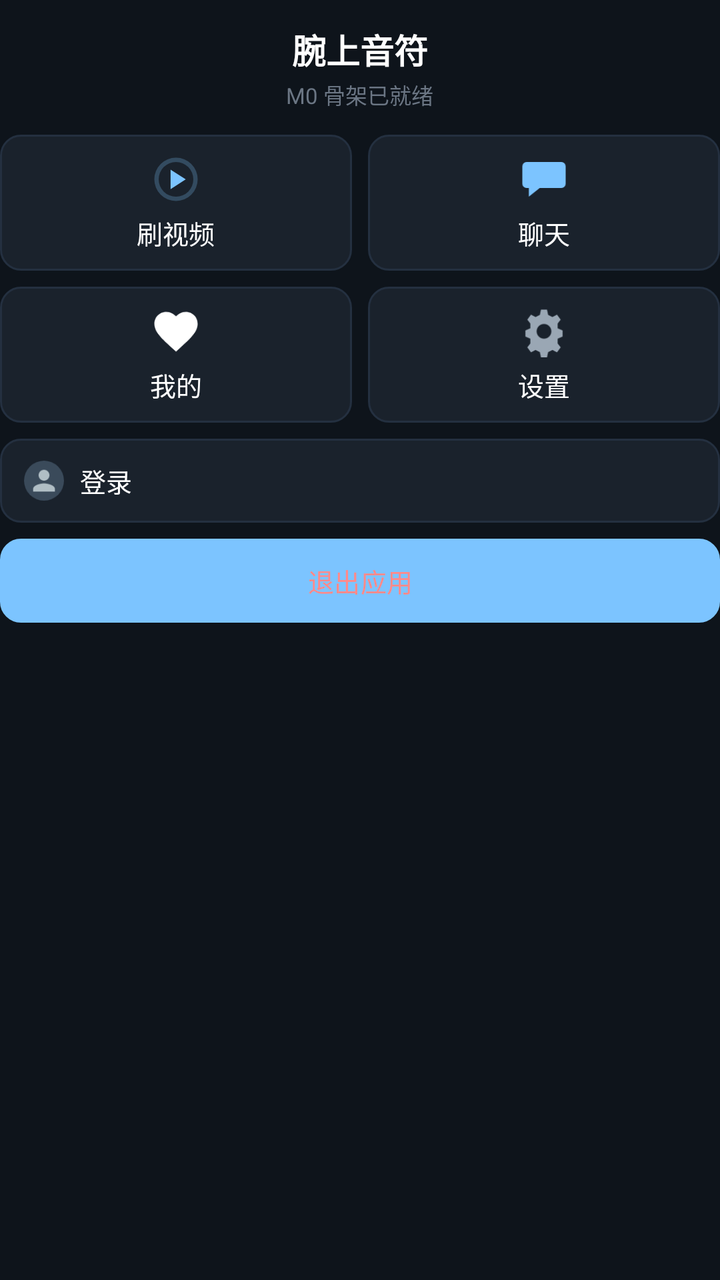
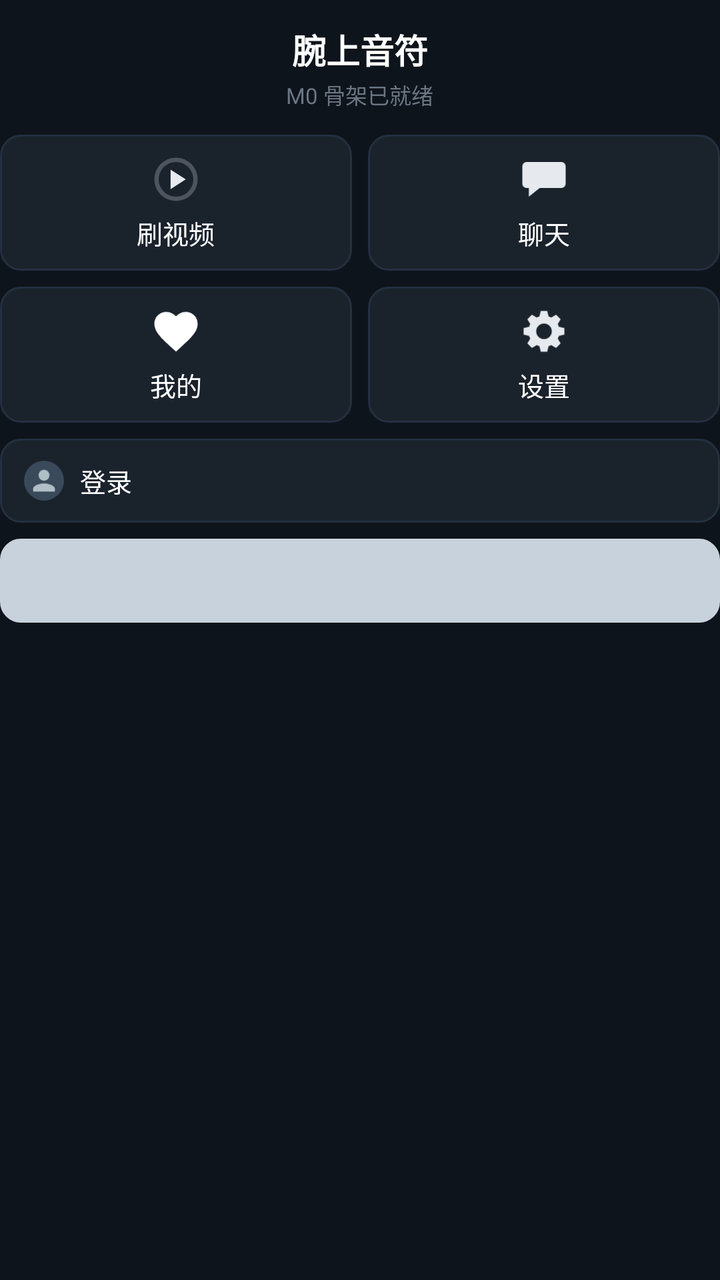

Before-and-after screenshots of an Android layout around one commit, followed by the original layout XML and the change that was made.
<!-- AndroidManifest.xml: application theme Theme.Dywatch -->
<!-- res/layout/activity_main.xml -->
<?xml version="1.0" encoding="utf-8"?>
<ScrollView xmlns:android="http://schemas.android.com/apk/res/android"
    xmlns:app="http://schemas.android.com/apk/res-auto"
    android:layout_width="match_parent"
    android:layout_height="match_parent"
    android:background="@color/bg_base"
    android:fillViewport="true"
    android:scrollbars="none">

    <LinearLayout
        android:layout_width="match_parent"
        android:layout_height="wrap_content"
        android:gravity="center_horizontal"
        android:orientation="vertical"
        android:paddingTop="@dimen/s3"
        android:paddingBottom="@dimen/s4">

        <TextView
            android:id="@+id/tv_title"
            android:layout_width="wrap_content"
            android:layout_height="wrap_content"
            android:layout_marginTop="@dimen/s2"
            android:text="@string/app_name"
            android:textColor="@color/text_primary"
            android:textSize="@dimen/t_title"
            android:textStyle="bold" />

        <TextView
            android:id="@+id/tv_status"
            android:layout_width="wrap_content"
            android:layout_height="wrap_content"
            android:layout_marginTop="@dimen/s1"
            android:text="@string/hello_m0"
            android:textColor="@color/text_muted"
            android:textSize="@dimen/t_caption" />

        
        <LinearLayout
            android:layout_width="match_parent"
            android:layout_height="wrap_content"
            android:layout_marginTop="@dimen/s4"
            android:orientation="horizontal">

            <LinearLayout
                android:id="@+id/btn_feed"
                style="@style/EntryCard"
                android:layout_marginRight="@dimen/s3">

                <ImageView style="@style/EntryCardIcon" android:src="@drawable/ic_play" />

                <TextView style="@style/EntryCardLabel" android:text="刷视频" />
            </LinearLayout>

            <LinearLayout
                android:id="@+id/btn_chat"
                style="@style/EntryCard">

                <ImageView style="@style/EntryCardIcon" android:src="@drawable/ic_chat" />

                <TextView style="@style/EntryCardLabel" android:text="聊天" />
            </LinearLayout>
        </LinearLayout>

        
        <LinearLayout
            android:layout_width="match_parent"
            android:layout_height="wrap_content"
            android:layout_marginTop="@dimen/s3"
            android:orientation="horizontal">

            <LinearLayout
                android:id="@+id/btn_mine"
                style="@style/EntryCard"
                android:layout_marginRight="@dimen/s3">

                <ImageView style="@style/EntryCardIcon" android:src="@drawable/ic_heart" />

                <TextView style="@style/EntryCardLabel" android:text="我的" />
            </LinearLayout>

            <LinearLayout
                android:id="@+id/btn_settings"
                style="@style/EntryCard">

                <ImageView style="@style/EntryCardIcon" android:src="@drawable/ic_gear" />

                <TextView style="@style/EntryCardLabel" android:text="设置" />
            </LinearLayout>
        </LinearLayout>

        
        <LinearLayout
            android:id="@+id/btn_login"
            android:layout_width="match_parent"
            android:layout_height="@dimen/ctrl_min"
            android:layout_marginTop="@dimen/s3"
            android:background="@drawable/bg_settings_row"
            android:gravity="center_vertical"
            android:orientation="horizontal"
            android:paddingHorizontal="@dimen/s4">

            <ImageView
                android:layout_width="20dp"
                android:layout_height="20dp"
                android:src="@drawable/ic_avatar" />

            <TextView
                android:id="@+id/lbl_login"
                android:layout_width="0dp"
                android:layout_height="wrap_content"
                android:layout_marginStart="@dimen/s3"
                android:layout_weight="1"
                android:text="登录"
                android:textColor="@color/text_primary"
                android:textSize="@dimen/t_body" />

            <TextView
                android:id="@+id/lbl_login_state"
                android:layout_width="wrap_content"
                android:layout_height="wrap_content"
                android:textColor="@color/text_muted"
                android:textSize="@dimen/t_caption" />
        </LinearLayout>

        
        <Button
            android:id="@+id/btn_exit"
            android:layout_width="match_parent"
            android:layout_height="@dimen/ctrl_min"
            android:layout_marginTop="@dimen/s3"
            android:background="@drawable/bg_settings_row"
            android:text="退出应用"
            android:textColor="@color/danger"
            android:textSize="@dimen/t_body" />

        
        <TextView
            android:id="@+id/tv_about"
            android:layout_width="wrap_content"
            android:layout_height="wrap_content"
            android:layout_marginTop="@dimen/s3"
            android:textColor="@color/text_faint"
            android:textSize="@dimen/t_caption" />
    </LinearLayout>
</ScrollView>
<!-- resources referenced by this layout -->
<resources>
  <color name="bg_base">#0E141B</color>
  <color name="danger">#FF8A8A</color>
  <color name="text_faint">#4A5560</color>
  <color name="text_muted">#6B7684</color>
  <color name="text_primary">#FFFFFF</color>
  <dimen name="ctrl_min">42dp</dimen>
  <dimen name="s1">2dp</dimen>
  <dimen name="s2">4dp</dimen>
  <dimen name="s3">8dp</dimen>
  <dimen name="s4">12dp</dimen>
  <dimen name="t_body">13sp</dimen>
  <dimen name="t_caption">11sp</dimen>
  <dimen name="t_title">17sp</dimen>
  <!-- drawable ic_chat (drawable) -->
  <?xml version="1.0" encoding="utf-8"?>
  <vector xmlns:android="http://schemas.android.com/apk/res/android"
      android:width="24dp" android:height="24dp"
      android:viewportWidth="24" android:viewportHeight="24"
      android:tint="#7CC4FF">
      <path android:fillColor="#FFFFFFFF"
          android:pathData="M4,4 L20,4 A2,2 0 0,1 22,6 L22,14 A2,2 0 0,1 20,16 L10,16 L5,20 L5,16 L4,16 A2,2 0 0,1 2,14 L2,6 A2,2 0 0,1 4,4 Z" />
      <path android:fillColor="#FF0E141B"
          android:pathData="M6,8.5 h12 v1.6 h-12 z M6,11.6 h8 v1.6 h-8 z" />
  </vector>
  <!-- drawable ic_gear (drawable) -->
  <?xml version="1.0" encoding="utf-8"?>
  <vector xmlns:android="http://schemas.android.com/apk/res/android"
      android:width="24dp" android:height="24dp"
      android:viewportWidth="24" android:viewportHeight="24"
      android:tint="#9AA7B4">
      <path android:fillColor="#FFFFFFFF"
          android:pathData="M10.6,2 L13.4,2 L13.9,4.4 L15.9,5.4 L18,4.3 L19.7,6.6 L18.3,8.4 L18.3,10.6 L20.6,11.6 L20.6,14.4 L18.3,15.4 L18.3,17.6 L19.7,19.4 L18,21.7 L15.9,20.6 L13.9,21.6 L13.4,24 L10.6,24 L10.1,21.6 L8.1,20.6 L6,21.7 L4.3,19.4 L5.7,17.6 L5.7,15.4 L3.4,14.4 L3.4,11.6 L5.7,10.6 L5.7,8.4 L4.3,6.6 L6,4.3 L8.1,5.4 L10.1,4.4 Z M12,8.6 A3.4,3.4 0 1,0 12,15.4 A3.4,3.4 0 1,0 12,8.6 Z" />
  </vector>
  <!-- drawable ic_play (drawable) -->
  <?xml version="1.0" encoding="utf-8"?>
  <vector xmlns:android="http://schemas.android.com/apk/res/android"
      android:width="24dp" android:height="24dp"
      android:viewportWidth="24" android:viewportHeight="24"
      android:tint="#7CC4FF">
      <path android:fillColor="#FFFFFFFF"
          android:pathData="M12,2 A10,10 0 1,0 12,22 A10,10 0 1,0 12,2 M12,4 A8,8 0 1,1 12,20 A8,8 0 1,1 12,4"
          android:fillAlpha="0.25" />
      <path android:fillColor="#FFFFFFFF"
          android:pathData="M9.5,7.5 L16.5,12 L9.5,16.5 Z" />
  </vector>
  <string name="app_name">腕上音符</string>
  <string name="hello_m0">M0 骨架已就绪</string>
  <style name="EntryCard">
          <item name="android:layout_width">0dp</item>
          <item name="android:layout_height">68dp</item>
          <item name="android:layout_weight">1</item>
          <item name="android:orientation">vertical</item>
          <item name="android:gravity">center</item>
          <item name="android:background">@drawable/bg_settings_row</item>
      </style>
  <style name="EntryCardIcon">
          <item name="android:layout_width">26dp</item>
          <item name="android:layout_height">26dp</item>
          <item name="android:layout_gravity">center_horizontal</item>
      </style>
  <style name="EntryCardLabel">
          <item name="android:layout_width">wrap_content</item>
          <item name="android:layout_height">wrap_content</item>
          <item name="android:layout_marginTop">@dimen/s2</item>
          <item name="android:layout_gravity">center_horizontal</item>
          <item name="android:textColor">@color/text_primary</item>
          <item name="android:textSize">@dimen/t_body</item>
      </style>
  <color name="bg_control">#243040</color>
  <dimen name="r_card">10dp</dimen>
  <color name="accent_dim">#3A4A5C</color>
  <color name="bg_card">#1A222C</color>
  <color name="accent">#7CC4FF</color>
  <color name="bg_surface">#161C22</color>
  <color name="text_secondary">#9AA7B4</color>
  <!-- unchanged entries left out for length: 4 -->
</resources>

<!-- the commit's change to res/layout/activity_main.xml (unified diff, before → after) -->
@@ -129,6 +129,7 @@
             android:layout_height="@dimen/ctrl_min"
             android:layout_marginTop="@dimen/s3"
             android:background="@drawable/bg_settings_row"
+            android:backgroundTint="@null"
             android:text="退出应用"
             android:textColor="@color/danger"
             android:textSize="@dimen/t_body" />
<!-- resource entries referenced after the edit -->
@@ -1,7 +1,7 @@
 <!-- resources referenced by this layout -->
 <resources>
   <color name="bg_base">#0E141B</color>
-  <color name="danger">#FF8A8A</color>
+  <color name="danger">#C8D2DC</color>
   <color name="text_faint">#4A5560</color>
   <color name="text_muted">#6B7684</color>
   <color name="text_primary">#FFFFFF</color>
@@ -18,7 +18,7 @@
   <vector xmlns:android="http://schemas.android.com/apk/res/android"
       android:width="24dp" android:height="24dp"
       android:viewportWidth="24" android:viewportHeight="24"
-      android:tint="#7CC4FF">
+      android:tint="@color/icon_on_surface">
       <path android:fillColor="#FFFFFFFF"
           android:pathData="M4,4 L20,4 A2,2 0 0,1 22,6 L22,14 A2,2 0 0,1 20,16 L10,16 L5,20 L5,16 L4,16 A2,2 0 0,1 2,14 L2,6 A2,2 0 0,1 4,4 Z" />
       <path android:fillColor="#FF0E141B"
@@ -29,16 +29,16 @@
   <vector xmlns:android="http://schemas.android.com/apk/res/android"
       android:width="24dp" android:height="24dp"
       android:viewportWidth="24" android:viewportHeight="24"
-      android:tint="#9AA7B4">
+      android:tint="@color/icon_on_surface">
       <path android:fillColor="#FFFFFFFF"
-          android:pathData="M10.6,2 L13.4,2 L13.9,4.4 L15.9,5.4 L18,4.3 L19.7,6.6 L18.3,8.4 L18.3,10.6 L20.6,11.6 L20.6,14.4 L18.3,15.4 L18.3,17.6 L19.7,19.4 L18,21.7 L15.9,20.6 L13.9,21.6 L13.4,24 L10.6,24 L10.1,21.6 L8.1,20.6 L6,21.7 L4.3,19.4 L5.7,17.6 L5.7,15.4 L3.4,14.4 L3.4,11.6 L5.7,10.6 L5.7,8.4 L4.3,6.6 L6,4.3 L8.1,5.4 L10.1,4.4 Z M12,8.6 A3.4,3.4 0 1,0 12,15.4 A3.4,3.4 0 1,0 12,8.6 Z" />
+          android:pathData="M9.89,5.11 L10.51,2.62 L13.49,2.62 L14.11,5.11 L15.38,5.64 L17.58,4.31 L19.69,6.42 L18.36,8.62 L18.89,9.89 L21.38,10.51 L21.38,13.49 L18.89,14.11 L18.36,15.38 L19.69,17.58 L17.58,19.69 L15.38,18.36 L14.11,18.89 L13.49,21.38 L10.51,21.38 L9.89,18.89 L8.62,18.36 L6.42,19.69 L4.31,17.58 L5.64,15.38 L5.11,14.11 L2.62,13.49 L2.62,10.51 L5.11,9.89 L5.64,8.62 L4.31,6.42 L6.42,4.31 L8.62,5.64 Z M12,8.4 A3.6,3.6 0 1,0 12,15.6 A3.6,3.6 0 1,0 12,8.4 Z" />
   </vector>
   <!-- drawable ic_play (drawable) -->
   <?xml version="1.0" encoding="utf-8"?>
   <vector xmlns:android="http://schemas.android.com/apk/res/android"
       android:width="24dp" android:height="24dp"
       android:viewportWidth="24" android:viewportHeight="24"
-      android:tint="#7CC4FF">
+      android:tint="@color/icon_on_surface">
       <path android:fillColor="#FFFFFFFF"
           android:pathData="M12,2 A10,10 0 1,0 12,22 A10,10 0 1,0 12,2 M12,4 A8,8 0 1,1 12,20 A8,8 0 1,1 12,4"
           android:fillAlpha="0.25" />
@@ -70,9 +70,10 @@
       </style>
   <color name="bg_control">#243040</color>
   <dimen name="r_card">10dp</dimen>
-  <color name="accent_dim">#3A4A5C</color>
+  <color name="accent_dim">#333C46</color>
   <color name="bg_card">#1A222C</color>
-  <color name="accent">#7CC4FF</color>
+  <color name="icon_on_surface">#E6EAEE</color>
+  <color name="accent">#C8D2DC</color>
   <color name="bg_surface">#161C22</color>
   <color name="text_secondary">#9AA7B4</color>
   <!-- unchanged entries left out for length: 4 -->
